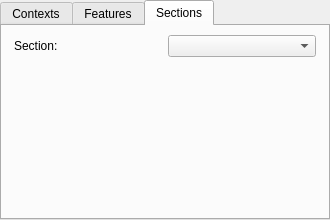
Before: the Qt Designer form src/drawing_widget_base.ui in lparchaeology/ArkPlan, drawn with Qt 5.
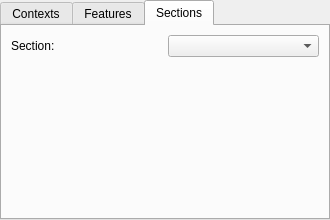
After: the same form once the commit is applied. The open tabs and pages were chosen to show the change. Icons and pictures are not drawn.

```diff
--- a/src/drawing_widget_base.ui
+++ b/src/drawing_widget_base.ui
@@ -182,15 +182,6 @@
     <string>Sections</string>
    </attribute>
    <layout class="QGridLayout" name="gridLayout_3">
-    <property name="leftMargin">
-     <number>12</number>
-    </property>
-    <property name="rightMargin">
-     <number>12</number>
-    </property>
-    <property name="bottomMargin">
-     <number>12</number>
-    </property>
     <item row="0" column="0">
      <widget class="QLabel" name="sectionLabel">
       <property name="text">
@@ -202,6 +193,9 @@
      <widget class="QComboBox" name="sectionCombo"/>
     </item>
     <item row="1" column="0" colspan="2">
+     <layout class="QGridLayout" name="sectionToolsLayout"/>
+    </item>
+    <item row="2" column="0" colspan="2">
      <spacer name="verticalSpacer_3">
       <property name="orientation">
        <enum>Qt::Vertical</enum>
```
